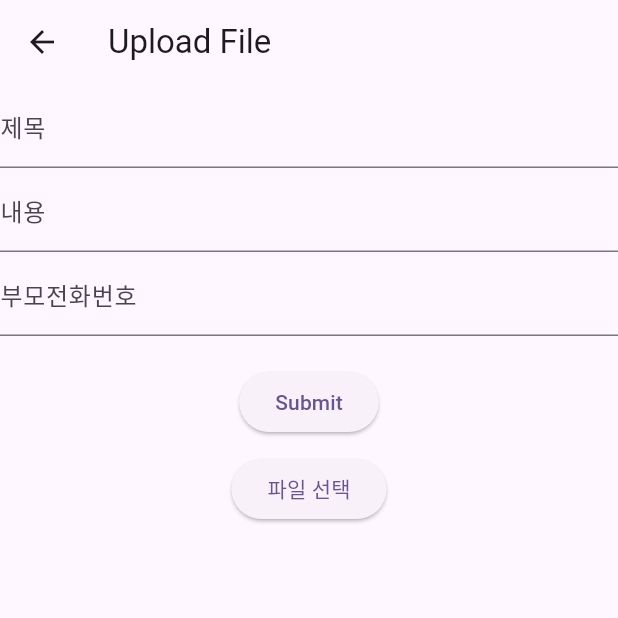
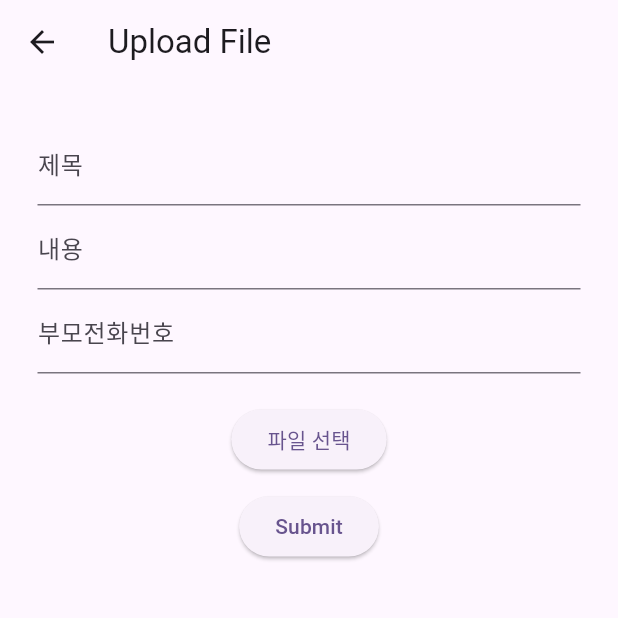
Before and after one commit to alimi-pro-2/status200-web-admin, a Flutter app: the AcademyStudentListScreen screen opened directly with empty values, after a tap on "공지사항입력", on a phone screen of 412 x 824 dp, the top half of it. Run offline on Flutter 3.47's test engine with Material 3 defaults, Android fonts, the phone set to English and light mode, and no system bars; our stand-ins replace cloud_firestore, csv, file_picker, firebase_auth, firebase_core, firebase_storage and 4 more; missing offline and left inert: cloud_firestore_platform_interface, dart:html, excel, firebase_ui_auth; accounts and stored records are empty; generated files the repository leaves out were written again.

Commit message:
feat: 구조화2차완성

```diff
--- a/lib/manage/presentation/academy_student_list_screen.dart
+++ b/lib/manage/presentation/academy_student_list_screen.dart
@@ -187,6 +187,7 @@ class _AcademyStudentListScreenState extends State<AcademyStudentListScreen> {
             alignment: Alignment(
                 Alignment.bottomRight.x, Alignment.bottomRight.y - 0.2),
             child: FloatingActionButton(
+                heroTag:null,
               onPressed: () async {
                 final List<String> columnTitles = [
                   '이름',
@@ -222,6 +223,7 @@ class _AcademyStudentListScreenState extends State<AcademyStudentListScreen> {
           Align(
             alignment: Alignment.bottomRight,
             child: FloatingActionButton(
+              heroTag : null,
               onPressed: () async {
                 final List<String> columnTitles = [
                   '이름',
--- a/lib/manage/presentation/file_upload_screen.dart
+++ b/lib/manage/presentation/file_upload_screen.dart
@@ -23,26 +23,15 @@ class _FileUploadScreenState extends State<FileUploadScreen> {
   final TextEditingController _controller2 = TextEditingController();
   final TextEditingController _controller3 = TextEditingController();
 
-  late NoticeViewModel noticeViewModel;
   FilePickerResult? result;
 
-
-  @override
-  void initState() {
-    super.initState();
-
-    //TODO: pastFromToday를 변수로 받아야 함. 오늘 부터 며칠 이전 까지의 기록을 받을 것 인지를 넘기는 곳
-    Future.microtask(() {
-      noticeViewModel = context.read<NoticeViewModel>();
-    });
-  }
-
-  Future<void> _ficFile() async{
+  Future<void> _ficFile() async {
     result = await FilePicker.platform.pickFiles();
   }
 
   Future<void> _uploadFile(
-    String title, String contents, String parentPhone) async {
+      String title, String contents, String parentPhone) async {
+    final noticeViewModel = context.read<NoticeViewModel>();
     String downloadUrl = '';
 
     if (result != null) {
@@ -55,7 +44,7 @@ class _FileUploadScreenState extends State<FileUploadScreen> {
       TaskSnapshot snapshot = await uploadTask;
 
       // 업로드된 파일의 다운로드 URL 가져오기
-      String downloadUrl = await snapshot.ref.getDownloadURL();
+      downloadUrl = await snapshot.ref.getDownloadURL();
 
       Map<String, dynamic> noticeMap = {
         'academy': widget.academyInfo['name'], // 학원 이름
@@ -93,10 +82,12 @@ class _FileUploadScreenState extends State<FileUploadScreen> {
   @override
   Widget build(BuildContext context) {
     return Scaffold(
-        appBar: AppBar(
-          title: const Text('Upload File'),
-        ),
-        body: Column(
+      appBar: AppBar(
+        title: const Text('Upload File'),
+      ),
+      body: Padding(
+        padding: const EdgeInsets.all(25.0),
+        child: Column(
           children: [
             TextField(
               controller: _controller1,
@@ -111,12 +102,16 @@ class _FileUploadScreenState extends State<FileUploadScreen> {
               decoration: const InputDecoration(labelText: '부모전화번호'),
             ),
             const SizedBox(height: 20),
+            ElevatedButton(onPressed: _ficFile, child: const Text('파일 선택')),
+            const SizedBox(
+              height: 10,
+            ),
             ElevatedButton(
-              onPressed: () {
+              onPressed: () async {
                 String title = _controller1.text;
                 String contents = _controller2.text;
                 String parentsPhone = _controller3.text;
-                _uploadFile(title, contents, parentsPhone);
+                await _uploadFile(title, contents, parentsPhone);
                 Navigator.pop(context);
                 // print('Input 1: $input1');
                 // print('Input 2: $input2');
@@ -124,11 +119,9 @@ class _FileUploadScreenState extends State<FileUploadScreen> {
               },
               child: const Text('Submit'),
             ),
-            const SizedBox(
-              height: 10,
-            ),
-            ElevatedButton(onPressed: _ficFile, child: const Text('파일 선택'))
           ],
-        ));
+        ),
+      ),
+    );
   }
 }
```
